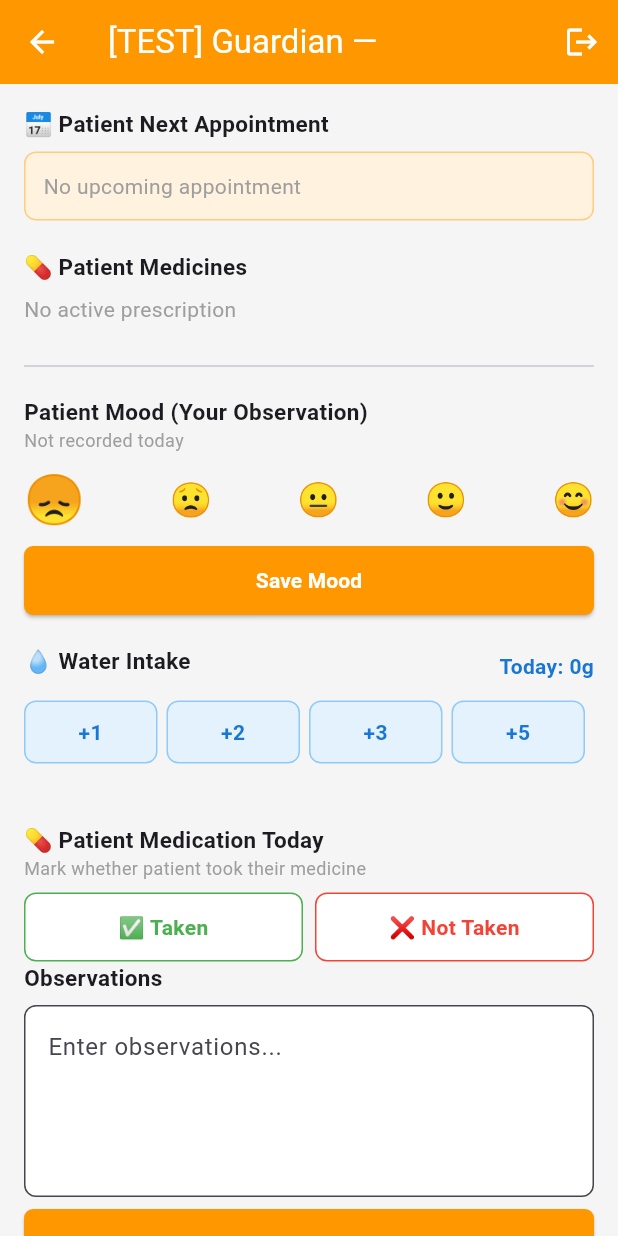
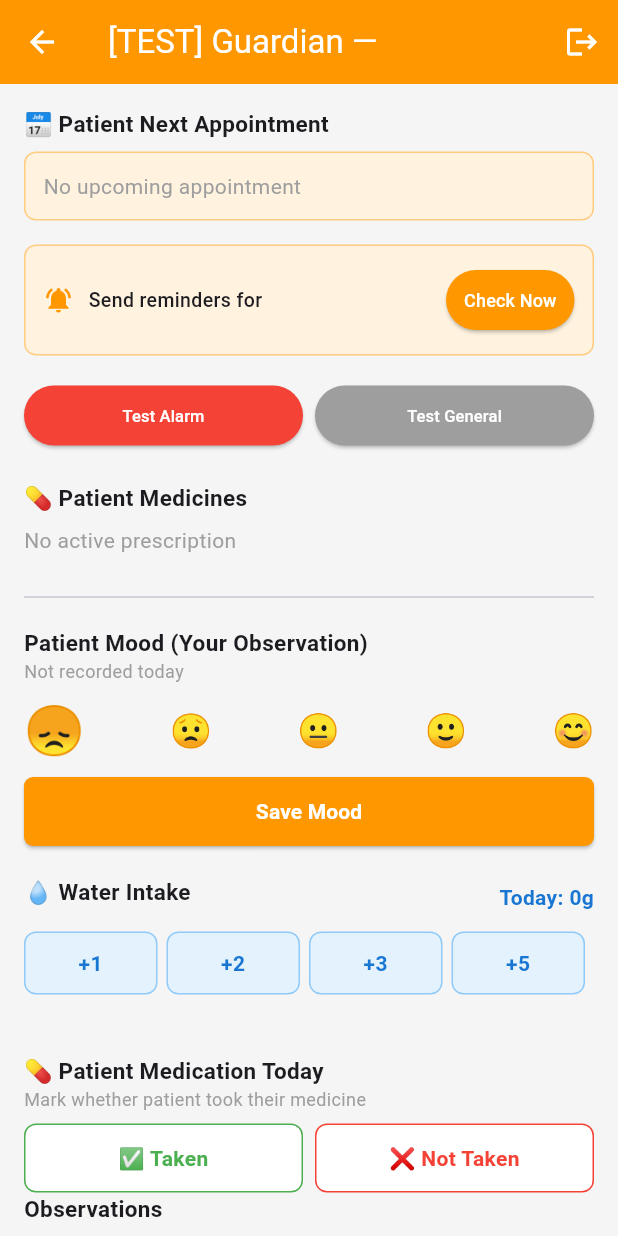
Before and after one commit to sadithaboxrec/Mental-HealthCare-Application_Project, a Flutter app: the TestGuardianHome screen opened directly with empty values, on a phone screen of 412 x 824 dp. Run offline on Flutter 3.47's test engine with Material 3 defaults, Android fonts, the light colour scheme and no system bars; our stand-ins replace cloud_firestore, emoji_picker_flutter, firebase_auth, firebase_core, firebase_messaging, flutter_local_notifications; accounts and stored records are empty; generated files the repository leaves out were written again.

Commit message:
notification adding

```diff
--- a/mental_health_support_app/lib/core/controllers/guardian_controller.dart
+++ b/mental_health_support_app/lib/core/controllers/guardian_controller.dart
@@ -40,4 +40,15 @@ class GuardianController {
   static Future<void> updateMedication(
       String guardianUid, String patientUid, bool taken) async =>
       await GuardianService.updateMedication(guardianUid, patientUid, taken);
+
+
+
+  // for notifications
+
+  static Future<String?> fetchNameByUid(String uid) async {
+    return await GuardianService.getPatientName(uid);
+  }
+
+
+
 }
--- /dev/null
+++ b/mental_health_support_app/lib/core/controllers/notification_controller.dart
@@ -0,0 +1,93 @@
+import '../services/notification_service.dart';
+
+class NotificationController {
+
+  static Future<void> init() =>
+      NotificationService.init();
+
+  static Future<void> saveToken(String uid) =>
+      NotificationService.saveToken(uid);
+
+  // ── Patient ───────────────────────────────────────────
+
+  static Future<void> patientMedicationReminder({
+    required String medicineName,
+    required String dose,
+    required String mealTiming,
+    required String timeSlot,
+  }) =>
+      NotificationService.show(
+        title: '💊 Time for your medicine',
+        body:  'Take $medicineName ($dose) $mealTiming. '
+            'Slot: $timeSlot.',
+        type:  'medication',
+      );
+
+  static Future<void> patientAppointmentReminder({
+    required String date,
+    required String time,
+  }) =>
+      NotificationService.show(
+        title: '📅 Clinic Visit Tomorrow',
+        body:  'You have an appointment tomorrow at $time on $date.',
+        type:  'appointment',
+      );
+
+  static Future<void> patientWaterReminder() =>
+      NotificationService.show(
+        title: '💧 Stay Hydrated',
+        body:  'Don\'t forget to drink water and log your intake.',
+        type:  'general',
+      );
+
+  static Future<void> patientDiaryReminder() =>
+      NotificationService.show(
+        title: '📓 Write in your diary',
+        body:  'Take a moment to record your thoughts today.',
+        type:  'general',
+      );
+
+  // ── Guardian ──────────────────────────────────────────
+
+  static Future<void> guardianMedicationReminder({
+    required String patientName,
+    required String medicineName,
+    required String dose,
+    required String mealTiming,
+    required String timeSlot,
+  }) =>
+      NotificationService.show(
+        title: '💊 Medication Time — $patientName',
+        body:  '$patientName needs $medicineName ($dose) '
+            '$mealTiming. Slot: $timeSlot.',
+        type:  'medication',
+      );
+
+  static Future<void> guardianAppointmentReminder({
+    required String patientName,
+    required String date,
+    required String time,
+  }) =>
+      NotificationService.show(
+        title: '📅 Clinic Tomorrow — $patientName',
+        body:  '$patientName has an appointment tomorrow '
+            'at $time on $date.',
+        type:  'appointment',
+      );
+
+  // ── Test ──────────────────────────────────────────────
+
+  static Future<void> testAlarm() =>
+      NotificationService.show(
+        title: '🔔 Test Alarm',
+        body:  'Alarm sound and vibration working correctly.',
+        type:  'medication',
+      );
+
+  static Future<void> testGeneral() =>
+      NotificationService.show(
+        title: '🔔 Test General',
+        body:  'General notification working correctly.',
+        type:  'general',
+      );
+}
--- a/mental_health_support_app/lib/core/services/guardian_service.dart
+++ b/mental_health_support_app/lib/core/services/guardian_service.dart
@@ -219,4 +219,14 @@ class GuardianService {
 
 
 
+  // for notifications
+  static Future<String?> getPatientName(String patientUid) async {
+    final doc = await _db.collection('patients').doc(patientUid).get();
+    if (!doc.exists) return null;
+    return doc.data()?['name'] as String?;
+  }
+
+
+
+
 }
--- a/mental_health_support_app/lib/main.dart
+++ b/mental_health_support_app/lib/main.dart
@@ -1,5 +1,6 @@
 import 'package:flutter/material.dart';
 import 'package:firebase_core/firebase_core.dart';
+import 'core/controllers/notification_controller.dart';
 import 'firebase_options.dart';
 import 'core/controllers/auth_controller.dart';
 import 'core/navigation/navigation_helper.dart';
@@ -8,6 +9,10 @@ import 'test_presentation/screens/test_login_screen.dart';
 void main() async {
   WidgetsFlutterBinding.ensureInitialized();
   await Firebase.initializeApp(options: DefaultFirebaseOptions.currentPlatform);
+
+  // for notifiations
+  await NotificationController.init();
+
   runApp(const MyApp());
 }
 
--- /dev/null
+++ b/mental_health_support_app/lib/test_presentation/components/test_notification_trigger.dart
@@ -0,0 +1,135 @@
+import 'package:flutter/material.dart';
+import '../../../core/controllers/notification_controller.dart';
+import '../../../core/models/prescription.dart';
+import '../../../core/models/appointment.dart';
+
+class TestNotificationTrigger extends StatelessWidget {
+  final Prescription? prescription;
+  final Appointment?  nextAppointment;
+  final String        patientName;
+  final bool          isGuardian;
+
+  const TestNotificationTrigger({
+    super.key,
+    required this.patientName,
+    this.prescription,
+    this.nextAppointment,
+    this.isGuardian = false,
+  });
+
+  String get _slot {
+    final h = DateTime.now().hour;
+    if (h >= 5  && h < 12) return 'morning';
+    if (h >= 12 && h < 17) return 'afternoon';
+    return 'night';
+  }
+
+  bool _isTomorrow(String dateStr) {
+    try {
+      final d        = DateTime.parse(dateStr);
+      final tomorrow = DateTime.now().add(const Duration(days: 1));
+      return d.year  == tomorrow.year  &&
+          d.month == tomorrow.month &&
+          d.day   == tomorrow.day;
+    } catch (_) {
+      return false;
+    }
+  }
+
+  Future<void> _check(BuildContext context) async {
+    int count = 0;
+
+    if (prescription != null) {
+      for (final med in prescription!.medicines) {
+        final bool due =
+            (_slot == 'morning'   && med.morning)   ||
+                (_slot == 'afternoon' && med.afternoon) ||
+                (_slot == 'night'     && med.night);
+
+        if (due) {
+          final String meal =
+          med.beforeMeal ? 'before meal' : 'after meal';
+          if (isGuardian) {
+            await NotificationController.guardianMedicationReminder(
+              patientName:  patientName,
+              medicineName: med.name,
+              dose:         med.dose,
+              mealTiming:   meal,
+              timeSlot:     _slot,
+            );
+          } else {
+            await NotificationController.patientMedicationReminder(
+              medicineName: med.name,
+              dose:         med.dose,
+              mealTiming:   meal,
+              timeSlot:     _slot,
+            );
+          }
+          count++;
+          await Future.delayed(const Duration(milliseconds: 500));
+        }
+      }
+    }
+
+    if (nextAppointment != null &&
+        _isTomorrow(nextAppointment!.date)) {
+      if (isGuardian) {
+        await NotificationController.guardianAppointmentReminder(
+          patientName: patientName,
+          date:        nextAppointment!.date,
+          time:        nextAppointment!.time,
+        );
+      } else {
+        await NotificationController.patientAppointmentReminder(
+          date: nextAppointment!.date,
+          time: nextAppointment!.time,
+        );
+      }
+      count++;
+    }
+
+    if (!context.mounted) return;
+    ScaffoldMessenger.of(context).showSnackBar(SnackBar(
+      content: Text(count > 0
+          ? '🔔 $count reminder${count > 1 ? "s" : ""} sent'
+          : 'No reminders due right now ($_slot slot)'),
+    ));
+  }
+
+  @override
+  Widget build(BuildContext context) {
+    return Container(
+      padding: const EdgeInsets.all(12),
+      decoration: BoxDecoration(
+        color:        Colors.orange.shade50,
+        borderRadius: BorderRadius.circular(8),
+        border:       Border.all(color: Colors.orange.shade200),
+      ),
+      child: Row(children: [
+        const Icon(Icons.notifications_active,
+            color: Colors.orange, size: 20),
+        const SizedBox(width: 10),
+        Expanded(
+          child: Text(
+            isGuardian
+                ? 'Send reminders for $patientName'
+                : 'Check your reminders',
+            style: const TextStyle(
+                fontWeight: FontWeight.w500, fontSize: 13),
+          ),
+        ),
+        ElevatedButton(
+          onPressed: () => _check(context),
+          style: ElevatedButton.styleFrom(
+            backgroundColor: Colors.orange,
+            foregroundColor: Colors.white,
+            padding: const EdgeInsets.symmetric(
+                horizontal: 12, vertical: 8),
+          ),
+          child: const Text('Check Now',
+              style: TextStyle(fontSize: 12)),
+        ),
+      ]),
+    );
+  }
+}
--- a/mental_health_support_app/lib/test_presentation/screens/guardian/test_guardian_home.dart
+++ b/mental_health_support_app/lib/test_presentation/screens/guardian/test_guardian_home.dart
@@ -235,6 +235,13 @@ import '../../../core/navigation/navigation_helper.dart';
 import '../../components/test_button.dart';
 import '../../components/test_section_title.dart';
 
+
+
+// for notifications
+import '../../../core/controllers/notification_controller.dart';
+import '../../components/test_notification_trigger.dart';
+
+
 class TestGuardianHome extends StatefulWidget {
   final AppUser user;
   const TestGuardianHome({super.key, required this.user});
@@ -252,6 +259,9 @@ class _TestGuardianHomeState extends State<TestGuardianHome> {
   bool _savingMed = false;
   int    _selectedMood  = 1;
   final  _obsCtrl       = TextEditingController();
+
+
+  String _patientName = '';
 
   @override
   void initState() {
@@ -274,6 +284,11 @@ class _TestGuardianHomeState extends State<TestGuardianHome> {
           GuardianController.getTodayLog(widget.user.uid),
           GuardianController.getPatientPrescription(_patientUid!),
           GuardianController.getPatientNextAppointment(_patientUid!),
+
+
+          GuardianController.fetchNameByUid(_patientUid!),
+
+
         ]);
         _todayLog        = results[0] as Map<String,dynamic>?;
         _prescription    = results[1] as Prescription?;
@@ -393,6 +408,59 @@ class _TestGuardianHomeState extends State<TestGuardianHome> {
                     : const Text('No upcoming appointment',
                     style: TextStyle(color: Colors.grey)),
               ),
+
+
+
+
+              //  for notifications
+
+
+              const SizedBox(height: 16),
+              TestNotificationTrigger(
+                patientName:     _patientName,
+                prescription:    _prescription,
+                nextAppointment: _nextAppointment,
+                isGuardian:      true,
+              ),
+
+
+
+              const SizedBox(height: 16),
+              Row(children: [
+                Expanded(
+                  child: ElevatedButton(
+                    onPressed: () => NotificationController.testAlarm(),
+                    style: ElevatedButton.styleFrom(backgroundColor: Colors.red),
+                    child: const Text('Test Alarm',
+                        style: TextStyle(color: Colors.white, fontSize: 11)),
+                  ),
+                ),
+                const SizedBox(width: 8),
+                Expanded(
+                  child: ElevatedButton(
+                    onPressed: () => NotificationController.testGeneral(),
+                    style: ElevatedButton.styleFrom(backgroundColor: Colors.grey),
+                    child: const Text('Test General',
+                        style: TextStyle(color: Colors.white, fontSize: 11)),
+                  ),
+                ),
+              ]),
+              //  test ends
+
+
+
+
+
+
+
+
+
+
+
+
+
+
+
 
               const SizedBox(height: 20),
 
--- a/mental_health_support_app/pubspec.yaml
+++ b/mental_health_support_app/pubspec.yaml
@@ -37,6 +37,8 @@ dependencies:
   # The following adds the Cupertino Icons font to your application.
   # Use with the CupertinoIcons class for iOS style icons.
   cupertino_icons: ^1.0.8
+  firebase_messaging: ^15.1.3
+  flutter_local_notifications: ^17.2.4
 
 dev_dependencies:
   flutter_test:
```
Also changed, not shown: mental_health_support_app/lib/core/controllers/auth_controller.dart (+8 -0 lines), mental_health_support_app/lib/core/services/notification_service.dart (added, +129 -0 lines), mental_health_support_app/lib/test_presentation/screens/patient/test_patient_home.dart (+72 -0 lines).
